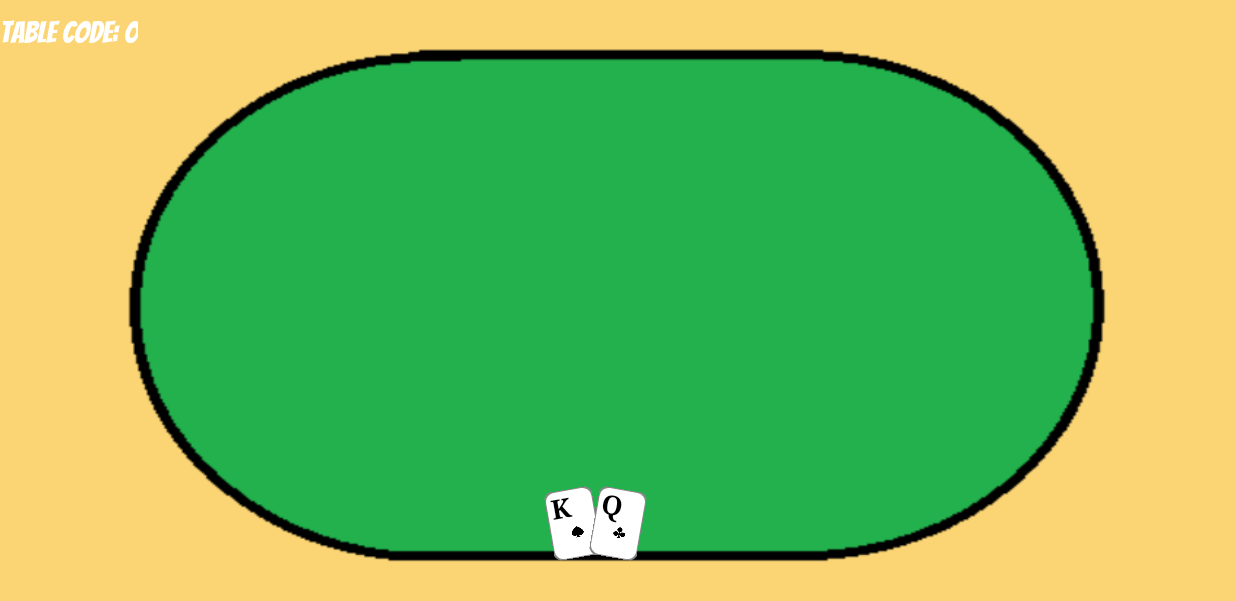
After one commit to bognargabor99/Poker, an Android app: the GamePlayActivity screen opened directly, with no data from a screen before it, on a phone screen of 824 x 412 dp (held sideways). The commit adds this screen. Shown: the top 601 px of the screen. Run offline under Robolectric (Android 15) with nearby library versions, the phone set to English and light mode, and no system bars.

Commit message:
Starting GamePlayActivity after getting notified about joining table

```diff
--- a/Frontend/app/src/main/AndroidManifest.xml
+++ b/Frontend/app/src/main/AndroidManifest.xml
@@ -11,6 +11,8 @@
         android:roundIcon="@mipmap/ic_poker"
         android:supportsRtl="true"
         android:theme="@style/Theme.Poker.Material">
+        <activity android:name=".GamePlayActivity"
+            android:screenOrientation="landscape"/>
         <activity
             android:name=".TableCreateActivity"
             android:label="@string/table_create_title"
--- /dev/null
+++ b/Frontend/app/src/main/java/hu/bme/aut/onlab/poker/GamePlayActivity.kt
@@ -0,0 +1,43 @@
+package hu.bme.aut.onlab.poker
+
+import androidx.appcompat.app.AppCompatActivity
+import android.os.Bundle
+import android.util.Log
+import android.view.LayoutInflater
+import android.view.animation.AnimationUtils
+import androidx.appcompat.app.AlertDialog
+import hu.bme.aut.onlab.poker.databinding.ActivityGamePlayBinding
+import hu.bme.aut.onlab.poker.network.PokerClient
+
+class GamePlayActivity : AppCompatActivity() {
+    private lateinit var binding: ActivityGamePlayBinding
+    private var tableId = 0
+
+    override fun onCreate(savedInstanceState: Bundle?) {
+        super.onCreate(savedInstanceState)
+        binding = ActivityGamePlayBinding.inflate(LayoutInflater.from(this))
+        setContentView(binding.root)
+
+        tableId = intent.getIntExtra("tableId", 0)
+        Log.d("pokerWebGamePlay", "Got extra: $tableId")
+        binding.tvTableId.text = getString(R.string.game_play_table_id, tableId.toString())
+
+        binding.background.setOnClickListener {
+            AnimationUtils.loadAnimation(this, R.anim.card_animation).also {
+                binding.playerCard1.startAnimation(it)
+                binding.playerCard2.startAnimation(it)
+            }
+        }
+    }
+
+    override fun onBackPressed() {
+        AlertDialog.Builder(this)
+                .setMessage("Do you wish to leave the table, you won't be able to join again.")
+                .setPositiveButton(R.string.yes) { _, _ ->
+                    PokerClient.leaveTable(tableId)
+                    super.onBackPressed()
+                }
+                .setNegativeButton(R.string.no, null)
+                .show()
+    }
+}
--- a/Frontend/app/src/main/java/hu/bme/aut/onlab/poker/model/TableRules.kt
+++ b/Frontend/app/src/main/java/hu/bme/aut/onlab/poker/model/TableRules.kt
@@ -12,5 +12,6 @@ data class TableRules(
 ) {
     init {
         require(playerCount >= 2)
+        require(playerCount <= 5)
     }
 }
--- /dev/null
+++ b/Frontend/app/src/main/res/anim/card_animation.xml
@@ -0,0 +1,17 @@
+<?xml version="1.0" encoding="utf-8"?>
+<set xmlns:android="http://schemas.android.com/apk/res/android"
+    android:duration="1000"
+    android:fillAfter="true">
+    <rotate android:fromDegrees="-540"
+        android:toDegrees="0"
+        android:pivotX="50%"
+        android:pivotY="50%" />
+    <alpha
+        android:fromAlpha="0"
+        android:toAlpha="1" />
+    <translate
+        android:fromYDelta="-70%p"
+        android:fromXDelta="-40%p"
+        android:toYDelta="-30%p"
+        android:toXDelta="+30%p"/>
+</set>
--- /dev/null
+++ b/Frontend/app/src/main/res/layout/activity_game_play.xml
@@ -0,0 +1,49 @@
+<?xml version="1.0" encoding="utf-8"?>
+<RelativeLayout xmlns:android="http://schemas.android.com/apk/res/android"
+    android:layout_width="match_parent"
+    android:layout_height="match_parent"
+    xmlns:app="http://schemas.android.com/apk/res-auto">
+
+    <ImageView
+        android:id="@+id/background"
+        android:layout_width="match_parent"
+        android:layout_height="match_parent"
+        android:src="@drawable/table"
+        android:scaleType="fitXY"
+        android:contentDescription="@string/poker_table" />
+
+    <TextView
+        android:id="@+id/tvTableId"
+        android:layout_alignParentTop="true"
+        android:layout_alignParentStart="true"
+        android:layout_width="wrap_content"
+        android:layout_height="wrap_content"
+        android:fontFamily="@font/bangers"
+        android:textColor="@color/white"
+        android:textSize="20sp" />
+
+    <hu.bme.aut.onlab.poker.view.PokerCardView
+        android:id="@+id/playerCard1"
+        android:layout_width="32dp"
+        android:layout_height="46dp"
+        app:symbol="spade"
+        app:value="13"
+        android:rotation="-10"
+        android:layout_marginHorizontal="30dp"
+        android:layout_marginVertical="40dp"
+        android:layout_alignEnd="@id/playerCard2"
+        android:layout_centerHorizontal="true"
+        android:layout_alignParentBottom="true"/>
+
+    <hu.bme.aut.onlab.poker.view.PokerCardView
+        android:id="@+id/playerCard2"
+        android:layout_width="32dp"
+        android:layout_height="46dp"
+        app:symbol="club"
+        app:value="12"
+        android:rotation="10"
+        android:layout_marginVertical="40dp"
+        android:layout_centerHorizontal="true"
+        android:layout_alignParentBottom="true"/>
+
+</RelativeLayout>
--- a/Frontend/app/src/main/res/values/strings.xml
+++ b/Frontend/app/src/main/res/values/strings.xml
@@ -11,6 +11,11 @@
     <string name="table_create_title">Create table</string>
     <string name="create">Create</string>
     <string name="start_table">Start table</string>
-    <string name="connect">Connect</string>
     <string name="cancel">Cancel</string>
+    <string name="exit_alert">Are you sure to want to quit?</string>
+    <string name="no">No</string>
+    <string name="yes">Yes</string>
+    <string name="join_table">Join a table</string>
+    <string name="game_play_table_id">Table code: %1$s</string>
+    <string name="poker_table">A poker table</string>
 </resources>
```
Also changed, not shown: Frontend/app/src/main/java/hu/bme/aut/onlab/poker/MainActivity.kt (+33 -4 lines), Frontend/app/src/main/java/hu/bme/aut/onlab/poker/network/NetworkChain.kt (+10 -1 lines), Frontend/app/src/main/java/hu/bme/aut/onlab/poker/network/NetworkMessages.kt (+11 -1 lines), Frontend/app/src/main/java/hu/bme/aut/onlab/poker/network/PokerAPI.kt (+18 -7 lines), Frontend/app/src/main/java/hu/bme/aut/onlab/poker/network/PokerClient.kt (+24 -0 lines), Frontend/app/src/main/java/hu/bme/aut/onlab/poker/view/PokerCardView.kt (+9 -5 lines), Frontend/app/src/main/res/layout/activity_main.xml (+8 -8 lines), Frontend/app/src/main/res/drawable/ic_player.png (added), Frontend/app/src/main/res/drawable/table.png (added), Frontend/app/src/main/res/drawable/table_background.png (added), Frontend/app/src/main/res/font/bangers.ttf (added), 1 other file.
